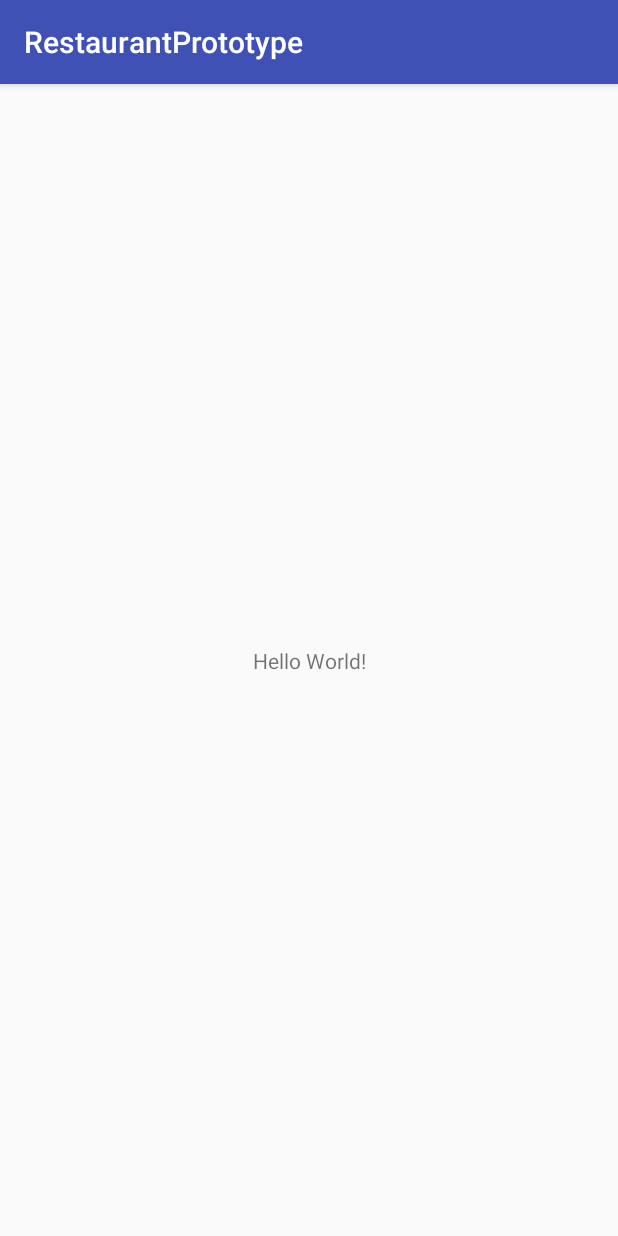
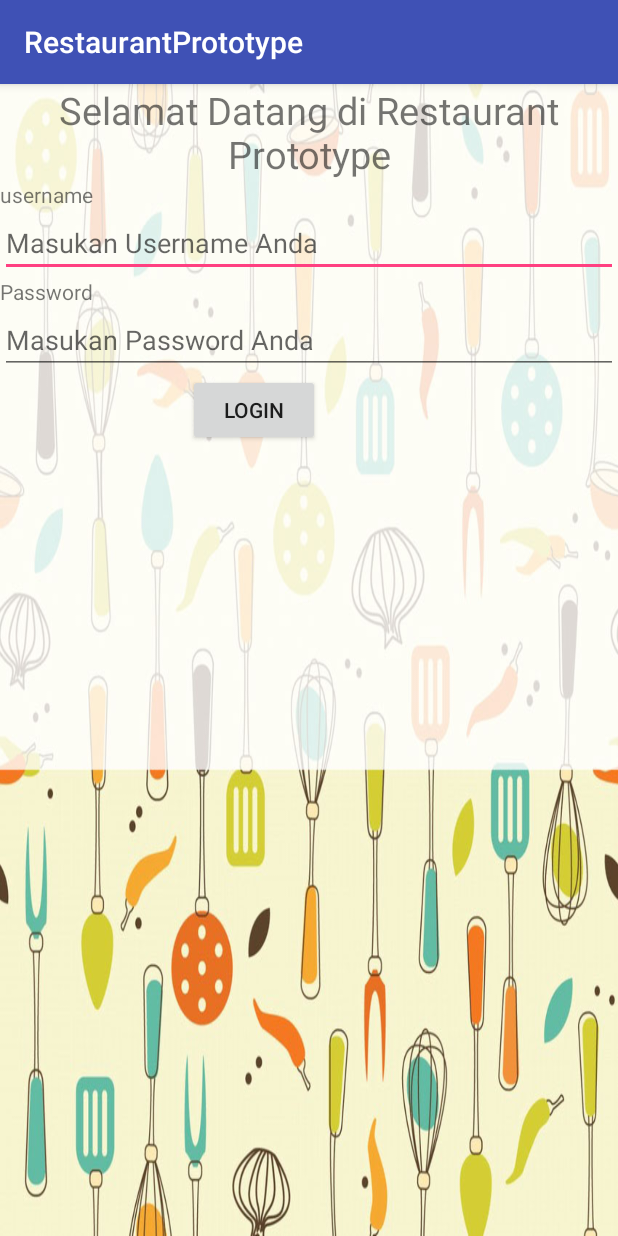
Before and after one commit to bgj00/RestaurantPrototype, an Android app: the screen it shows after launch (MainActivity), on a phone screen of 412 x 824 dp. Run offline under Robolectric (Android 15) with nearby library versions, the light colour scheme and no system bars.

Commit message:
add new layout for login

```diff
--- a/app/src/main/res/layout/activity_main.xml
+++ b/app/src/main/res/layout/activity_main.xml
@@ -1,18 +1,46 @@
 <?xml version="1.0" encoding="utf-8"?>
-<android.support.constraint.ConstraintLayout xmlns:android="http://schemas.android.com/apk/res/android"
+<LinearLayout
+    xmlns:android="http://schemas.android.com/apk/res/android"
     xmlns:app="http://schemas.android.com/apk/res-auto"
     xmlns:tools="http://schemas.android.com/tools"
     android:layout_width="match_parent"
     android:layout_height="match_parent"
+    android:orientation="vertical"
+    android:background="@drawable/background2ee"
     tools:context="com.example.asus.restaurantprototype.MainActivity">
+
+    <TextView
+        android:layout_width="match_parent"
+        android:layout_height="wrap_content"
+        android:text="Selamat Datang di Restaurant Prototype"
+        android:textSize="25dp"
+        android:textAlignment="center"/>
 
     <TextView
         android:layout_width="wrap_content"
         android:layout_height="wrap_content"
-        android:text="Hello World!"
-        app:layout_constraintBottom_toBottomOf="parent"
-        app:layout_constraintLeft_toLeftOf="parent"
-        app:layout_constraintRight_toRightOf="parent"
-        app:layout_constraintTop_toTopOf="parent" />
+        android:text="username"/>
 
-</android.support.constraint.ConstraintLayout>
+    <EditText
+        android:layout_width="match_parent"
+        android:layout_height="wrap_content"
+        android:hint="Masukan Username Anda"/>
+
+    <TextView
+        android:layout_width="wrap_content"
+        android:layout_height="wrap_content"
+        android:text="Password"/>
+
+    <EditText
+        android:layout_width="match_parent"
+        android:layout_height="wrap_content"
+        android:hint="Masukan Password Anda"/>
+
+    <Button
+        android:layout_width="wrap_content"
+        android:layout_height="wrap_content"
+        android:text="login"
+        android:layout_marginLeft="125dp"
+        android:onClick="login"/>
+
+</LinearLayout>
```
Also changed, not shown: app/src/main/res/drawable/background2ee.jpg (added).
